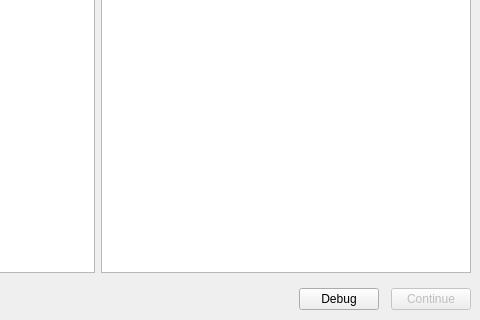
Qt form mainwindow.ui (djustice/system-installer) before a commit; both pictures show x 284 to 764 and y 368 to 688 of the 764 by 688 pixel window.
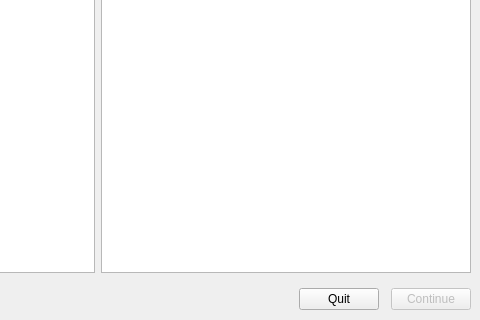
The same form after that commit. Icons and pictures are not drawn.

Patch:
```diff
--- a/mainwindow.ui
+++ b/mainwindow.ui
@@ -246,7 +246,7 @@
       <item>
        <widget class="QPushButton" name="quitButton">
         <property name="text">
-         <string>Debug</string>
+         <string>Quit</string>
         </property>
         <property name="icon">
          <iconset theme="window-close">
```
